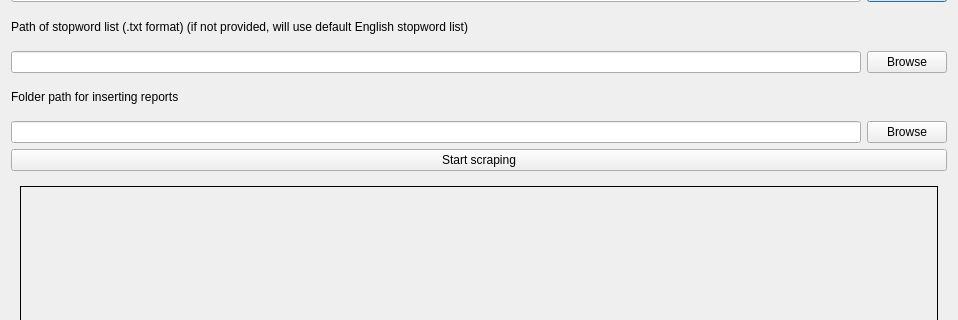
This is src/resources/scraping.ui in adrielyeung/job-ad-compare as Qt 5 draws it before an edit; both pictures show x 0 to 958 and y 101 to 421 of the 958 by 549 pixel window. The edited form follows.
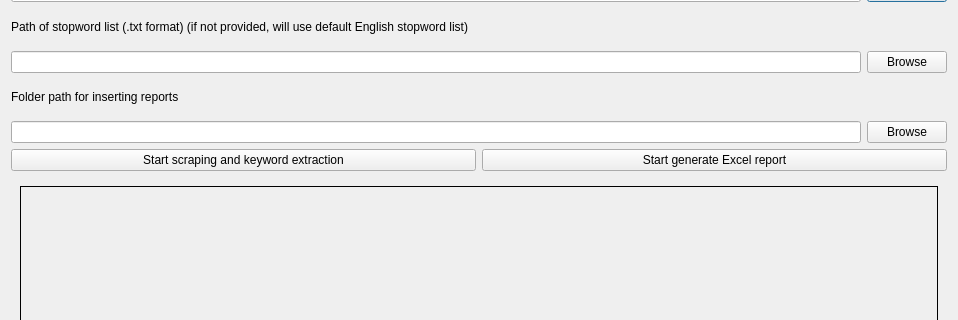
This is the edited form.

Commit message: [Scraping] Upgrade to Selenium engine, add Skills section, add Excel writer

Patch:
```diff
--- a/src/resources/scraping.ui
+++ b/src/resources/scraping.ui
@@ -106,11 +106,22 @@
         </layout>
        </item>
        <item>
+        <layout class="QHBoxLayout" name="horizontalLayout_5">
+         <item>
         <widget class="QPushButton" name="startScrapeButton">
          <property name="text">
-          <string>Start scraping</string>
-         </property>
-        </widget>
+            <string>Start scraping and keyword extraction</string>
+           </property>
+          </widget>
+         </item>
+         <item>
+          <widget class="QPushButton" name="startWriteExcelButton">
+           <property name="text">
+            <string>Start generate Excel report</string>
+           </property>
+          </widget>
+         </item>
+        </layout>
        </item>
       </layout>
      </item>
```
Lines whose indentation alone changed are shown as unchanged. The commit also changes 12 other files.
